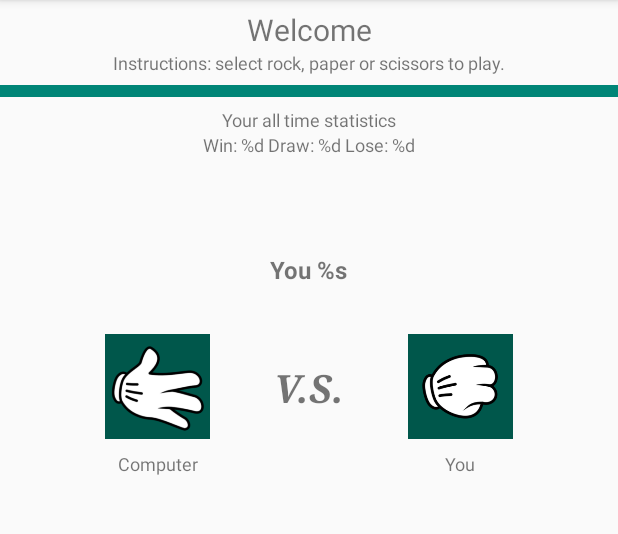
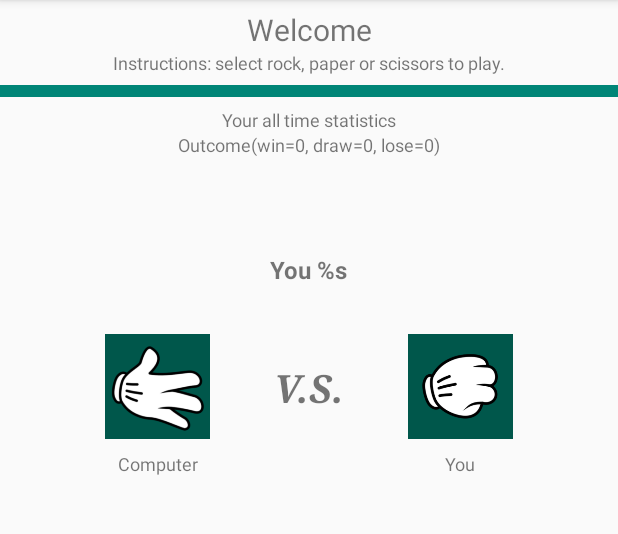
Before and after one commit to xMISSJ/Level_4-Rock_Paper_Scissors, an Android app: the screen it shows after launch (MainActivity), after a tap on an icon or button, on a phone screen of 412 x 824 dp, the part 84-618 px from its top. Run offline under Robolectric (Android 15) with nearby library versions, the phone set to English and light mode, and no system bars.

Commit message:
Changes: Edited the code a bit because of some minor errors.

```diff
--- a/app/src/main/java/com/example/rockpaperscissors/MainActivity.kt
+++ b/app/src/main/java/com/example/rockpaperscissors/MainActivity.kt
@@ -32,45 +32,44 @@ class MainActivity : AppCompatActivity() {
 
         when (button) {
             ibRock -> {
-                // The 0th in the array.
-                ivYou.setImageResource(R.drawable.rock)
+                // Rock
+                ivYou.setImageResource(IMAGES_LIST[0])
                 ivComputer.setImageResource(IMAGES_LIST[random.nextInt(IMAGES_LIST.size)])
-                checkResult(Choice(R.drawable.rock, IMAGES_LIST[random.nextInt(IMAGES_LIST.size)]))
+                checkResult(Choice(IMAGES_LIST[0], IMAGES_LIST[random.nextInt(IMAGES_LIST.size)]))
             }
             ibPaper -> {
-                // The 1st in the array.
-                ivYou.setImageResource(R.drawable.paper)
+                // Paper
+                ivYou.setImageResource(IMAGES_LIST[1])
                 ivComputer.setImageResource(IMAGES_LIST[random.nextInt(IMAGES_LIST.size)])
-                checkResult(Choice(R.drawable.paper, IMAGES_LIST[random.nextInt(IMAGES_LIST.size)]))
+                checkResult(Choice(IMAGES_LIST[1], IMAGES_LIST[random.nextInt(IMAGES_LIST.size)]))
             }
             ibScissors -> {
-                // The 2nd in the array.
-                ivYou.setImageResource(R.drawable.scissors)
+                // Scissors
+                ivYou.setImageResource(IMAGES_LIST[2])
                 ivComputer.setImageResource(IMAGES_LIST[random.nextInt(IMAGES_LIST.size)])
-                checkResult(Choice(R.drawable.scissors, IMAGES_LIST[random.nextInt(IMAGES_LIST.size)]))
+                checkResult(Choice(IMAGES_LIST[2], IMAGES_LIST[random.nextInt(IMAGES_LIST.size)]))
             }
-
         }
     }
 
-    private fun checkResult(input : Choice) : Outcome{
+    private fun checkResult(input : Choice){
 
         var statistics = Outcome(0, 0, 0)
 
         // Same input.
         if (input.playerChoice == input.computerChoice) {
             statistics.draw++
-        } else if ((input.playerChoice == 0 && input.computerChoice == 1) &&             // Rock vs. Paper.
-                   (input.playerChoice == 1 && input.computerChoice == 2) &&             // Paper vs. Scissors.
+        } else if ((input.playerChoice == 0 && input.computerChoice == 1) ||             // Rock vs. Paper.
+                   (input.playerChoice == 1 && input.computerChoice == 2) ||             // Paper vs. Scissors.
                    (input.playerChoice == 2 && input.computerChoice == 0)) {             // Scissors vs. Rock.
             statistics.lose++
-        } else if ((input.playerChoice == 0 && input.computerChoice == 2) &&             // Rock vs. Scissors.
-                   (input.playerChoice == 1 && input.computerChoice == 0) &&             // Paper vs. Rock.
+        } else if ((input.playerChoice == 0 && input.computerChoice == 2) ||             // Rock vs. Scissors.
+                   (input.playerChoice == 1 && input.computerChoice == 0) ||             // Paper vs. Rock.
                    (input.playerChoice == 2 && input.computerChoice == 1)) {             // Scissors vs. Paper.
             statistics.win++
         }
 
-        return statistics
+        tvStatistics.text = statistics.toString()
     }
 
     override fun onCreateOptionsMenu(menu: Menu): Boolean {
```
